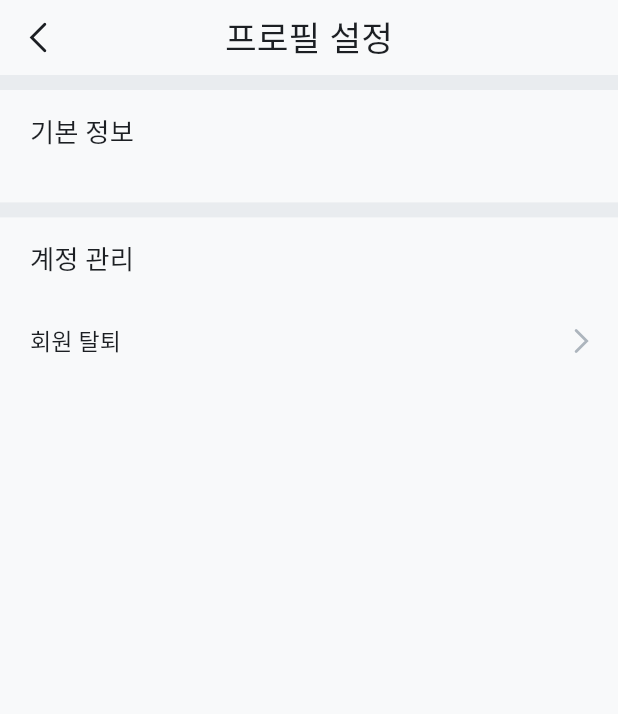
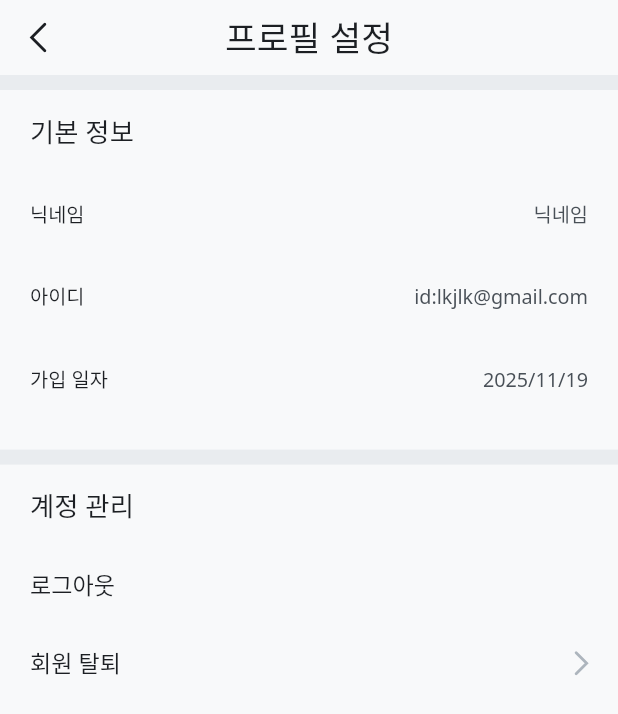
Before and after one commit to photocurator/photocurator, a Flutter app: the ProfileSettingScreen screen opened directly, on a phone screen of 412 x 824 dp. Shown: the top 714 px of the screen. Run offline on Flutter 3.47's test engine with Material 3 defaults, Android fonts, the phone set to English and light mode, and no system bars; our stand-ins replace flutter_svg, go_router; project files that could hold a hidden picture were left out.

Commit message:
InfoRowItem 구현, 마이페이지 ui 구현 완료

```diff
--- /dev/null
+++ b/frontend-mobile/lib/common/widgets/info_row_item.dart
@@ -0,0 +1,62 @@
+import 'package:flutter/material.dart';
+import 'package:photocurator/common/theme/colors.dart';
+import 'package:photocurator/common/widgets/back_icon.dart';
+
+// [string       string]
+// 정보 보여주는 row 아이템
+// 프로필 설정, 프로젝트 설정, 사진 상세정보 화면에서 사용
+class InfoRowItem extends StatelessWidget {
+  final String titleText;
+  final String infoText;
+  final Color textColor;
+
+  const InfoRowItem({
+    super.key,
+    required this.titleText, //필수 인자
+    required this.infoText, //필수 인자
+    this.textColor = AppColors.dg495057, //기본 값 진회색 / 옵션 2 : AppColors.dg1C1F23
+  });
+
+  @override
+  Widget build(BuildContext context) {
+    final double deviceWidth = MediaQuery.of(context).size.width;
+    final double fontSize = deviceWidth * (12 / 375);
+
+    return Container(
+      width: deviceWidth,
+      height: deviceWidth * (50 / 375),
+      color: AppColors.wh1,
+
+      // ui
+      child: Padding(
+        padding: const EdgeInsets.symmetric(horizontal: 20.0),
+        child: Row(
+          mainAxisAlignment: MainAxisAlignment.spaceBetween,
+          crossAxisAlignment: CrossAxisAlignment.center,
+          children: <Widget>[
+            // 왼쪽 텍스트
+            Text(
+              titleText,
+              style: TextStyle(
+                fontFamily: 'NotoSansRegular',
+                fontSize: fontSize, // 반응형 fontSize 사용
+                color: AppColors.dg1C1F23,
+                letterSpacing: 0,
+              ),
+            ),
+            // 오른쪽 텍스트
+            Text(
+              infoText,
+              style: TextStyle(
+                fontFamily: 'NotoSansRegular',
+                fontSize: fontSize, // 반응형 fontSize 사용
+                color: textColor,
+                letterSpacing: 0,
+              ),
+            ),
+          ],
+        ),
+      ),
+    );
+  }
+}
--- a/frontend-mobile/lib/features/home/view/home_screen.dart
+++ b/frontend-mobile/lib/features/home/view/home_screen.dart
@@ -9,15 +9,18 @@ import './grade_screen.dart';
 import './subject_screen.dart';
 import './setting_screen.dart';
 
-//홈 화면 로드
+// 추후 데이터 교체 요망
+// 홈 화면 로드
 class HomeScreen extends StatelessWidget {
 
   @override
   Widget build(BuildContext context) {
+    final String pjname = "Project name";  //추후에 프로젝트 이름 데이터 넣을 것
+
     return Scaffold(
       backgroundColor: AppColors.wh1,
 
-      appBar: HomeAppBar(projectName: "Project name"), //추후에 프로젝트 이름 데이터 넣을 것
+      appBar: HomeAppBar(projectName: pjname),
       body: HomeTabSection(
         pages: [
           HighlightScreen(),
--- a/frontend-mobile/lib/features/mypage/detail_view/profile_setting_screen.dart
+++ b/frontend-mobile/lib/features/mypage/detail_view/profile_setting_screen.dart
@@ -2,8 +2,10 @@ import 'package:flutter/material.dart';
 import 'package:photocurator/common/theme/colors.dart';
 import 'package:photocurator/common/bar/view/detail_app_bar.dart';
 import 'package:photocurator/common/widgets/next_row_item.dart';
+import 'package:photocurator/common/widgets/info_row_item.dart';
 import 'package:photocurator/features/mypage/detail_view/withdraw_screen.dart';
 
+//추후 데이터 교체 요망
 //프로필 설정 화면
 class ProfileSettingScreen extends StatelessWidget {
 
@@ -11,6 +13,11 @@ class ProfileSettingScreen extends StatelessWidget {
   Widget build(BuildContext context) {
     final deviceWidth = MediaQuery.of(context).size.width;
     final double itemHeight = deviceWidth * (50 / 375);
+
+    final String nickname = "닉네임"; // 추후 데이터 교체
+    final String userId = "id:lkjlk@gmail.com"; // 추후 데이터 교체
+    final String CreatedAt = "2025/11/19"; // 추후 데이터 교체
+
     return Scaffold(
       backgroundColor: AppColors.wh1,
 
@@ -54,11 +61,12 @@ class ProfileSettingScreen extends StatelessWidget {
             ),
           ),
           // 3. 닉네임
-
+          //임시 구현
+          InfoRowItem(titleText: "닉네임", infoText: nickname),
           // 4. 아이디 (= 이메일)
-
+          InfoRowItem(titleText: "아이디", infoText: userId),
           // 5. 가입 일자
-
+          InfoRowItem(titleText: "가입 일자", infoText: CreatedAt),
           // 6. 간격
           const SizedBox(height: 20),
           // 7. 회색 구분 영역
@@ -84,6 +92,29 @@ class ProfileSettingScreen extends StatelessWidget {
             ),
           ),
           // 9. 로그아웃
+          Material( // InkWell 사용을 위해
+            color: Colors.transparent,
+            child: InkWell( // 리플 효과 있음
+              onTap: () {
+                // 버튼 클릭 시 동작 구현
+              },
+              child: Container(
+                height: 50,
+                padding: const EdgeInsets.symmetric(horizontal: 20),
+                alignment: Alignment.centerLeft,  // 텍스트 왼쪽 정렬
+                child: Text(
+                  "로그아웃",
+                  style: TextStyle(
+                    fontFamily: 'NotoSansMedium',
+                    fontSize:  itemHeight * (14 / 50),
+                    color: AppColors.dg1C1F23,
+                    letterSpacing: 0,
+                  ),
+                  textAlign: TextAlign.left,
+                ),
+              ),
+            ),
+          ),
 
           // 10. 회원 탈퇴
           NextRowItem(
```
Also changed, not shown: frontend-mobile/lib/features/mypage/view/mypage_screen.dart (+57 -5 lines).
